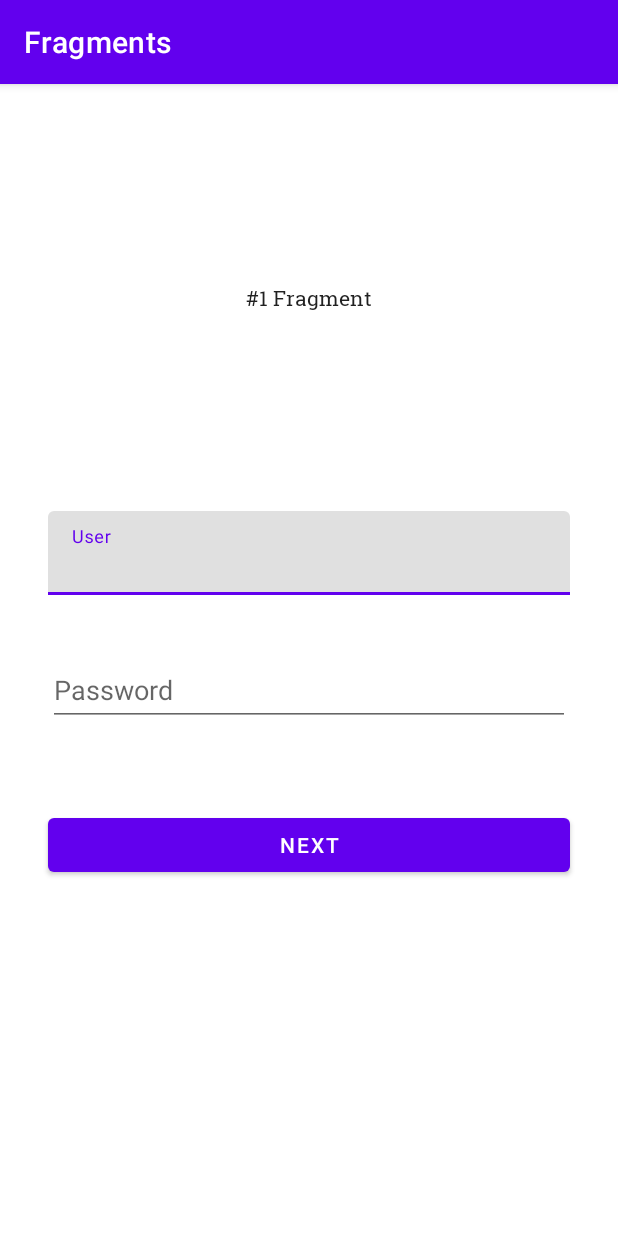
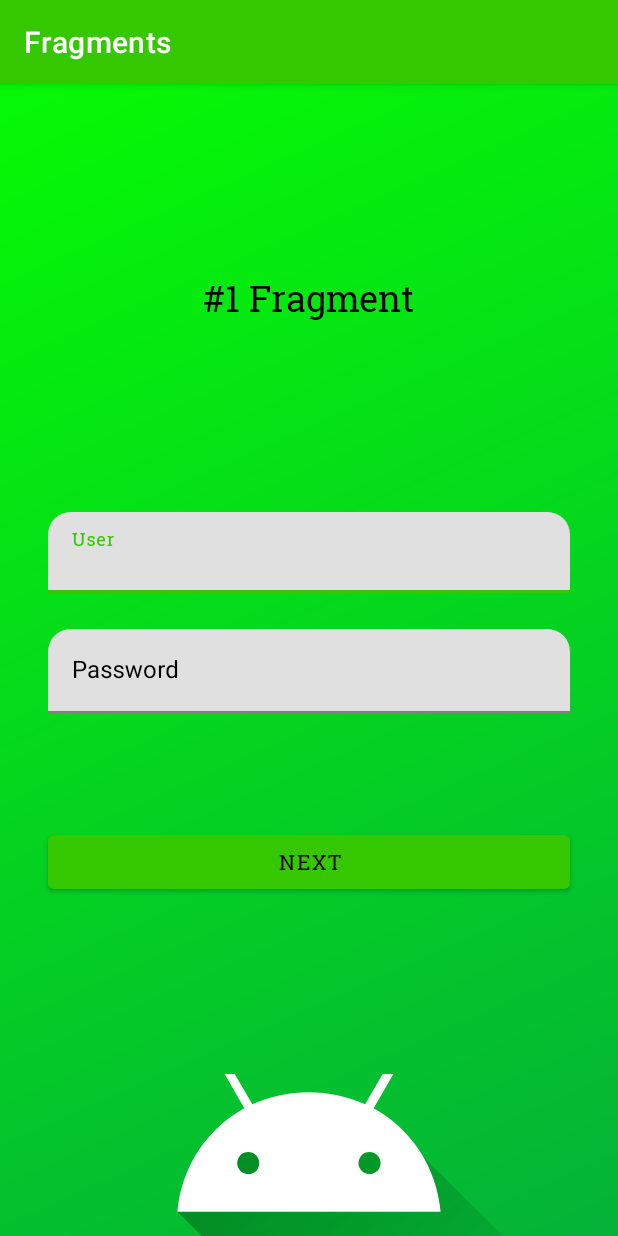
Before and after one commit to abressam/FragmentsChallenge, an Android app: the screen it shows after launch (MainActivity), on a phone screen of 412 x 824 dp. Run offline under Robolectric (Android 15) with nearby library versions, the phone set to English and light mode, and no system bars.

Commit message:
Updated theme colors and strings

```diff
--- /dev/null
+++ b/app/src/main/res/drawable/background.xml
@@ -0,0 +1,22 @@
+<vector xmlns:android="http://schemas.android.com/apk/res/android"
+    xmlns:aapt="http://schemas.android.com/aapt"
+    android:width="360dp"
+    android:height="800dp"
+    android:viewportWidth="360"
+    android:viewportHeight="800">
+  <path
+      android:pathData="M0,0h360v800h-360z">
+    <aapt:attr name="android:fillColor">
+      <gradient
+          android:startY="0"
+          android:startX="0"
+          android:endY="809.5"
+          android:endX="360"
+          android:type="linear">
+        <item android:offset="0" android:color="#FFFF0000"/>
+        <item android:offset="1E-4" android:color="#FF05FF00"/>
+        <item android:offset="1" android:color="#FF04AC3D"/>
+      </gradient>
+    </aapt:attr>
+  </path>
+</vector>
--- a/app/src/main/res/layout/fragment_first.xml
+++ b/app/src/main/res/layout/fragment_first.xml
@@ -6,25 +6,42 @@
     android:layout_height="match_parent"
     android:background="@android:color/background_light">
 
+    <ImageView
+        android:id="@+id/background"
+        android:layout_width="0dp"
+        android:layout_height="0dp"
+        android:contentDescription="@string/background_color_text"
+        android:scaleType="centerCrop"
+        app:layout_constraintBottom_toBottomOf="parent"
+        app:layout_constraintEnd_toEndOf="parent"
+        app:layout_constraintStart_toStartOf="parent"
+        app:layout_constraintTop_toTopOf="parent"
+        app:srcCompat="@drawable/background"
+        tools:ignore="ImageContrastCheck" />
+
     <TextView
         android:id="@+id/first_fragment"
+        style="@style/TextStyle"
         android:layout_width="wrap_content"
         android:layout_height="wrap_content"
         android:text="@string/first_fragment_text"
-        style="@style/TextStyle"
-        app:layout_constraintBottom_toTopOf="@+id/textInputLayout"
-        app:layout_constraintEnd_toEndOf="@+id/textInputLayout"
+        android:textSize="24sp"
+        app:layout_constraintBottom_toTopOf="@+id/user_input"
+        app:layout_constraintEnd_toEndOf="@+id/user_input"
         app:layout_constraintLeft_toLeftOf="parent"
         app:layout_constraintRight_toRightOf="parent"
-        app:layout_constraintStart_toStartOf="@+id/textInputLayout"
+        app:layout_constraintStart_toStartOf="@+id/user_input"
         app:layout_constraintTop_toTopOf="parent" />
 
     <com.google.android.material.textfield.TextInputLayout
-        android:id="@+id/textInputLayout"
+        android:id="@+id/user_input"
         android:layout_width="0dp"
         android:layout_height="wrap_content"
         android:layout_marginStart="32dp"
         android:layout_marginEnd="32dp"
+        android:textColorHint="@android:color/black"
+        app:boxCornerRadiusTopEnd="15dp"
+        app:boxCornerRadiusTopStart="15dp"
         app:layout_constraintBottom_toBottomOf="parent"
         app:layout_constraintEnd_toEndOf="parent"
         app:layout_constraintStart_toStartOf="parent"
@@ -33,39 +50,57 @@
 
         <com.google.android.material.textfield.TextInputEditText
             android:id="@+id/editText_first_fragment"
+            style="@style/TextStyle"
             android:layout_width="match_parent"
             android:layout_height="wrap_content"
             android:hint="@string/message_text"
             tools:ignore="TextContrastCheck" />
     </com.google.android.material.textfield.TextInputLayout>
 
+    <com.google.android.material.textfield.TextInputLayout
+        android:id="@+id/password_input"
+        android:layout_width="0dp"
+        android:layout_height="wrap_content"
+        android:layout_marginTop="24dp"
+        android:textColorHint="@android:color/black"
+        app:boxCornerRadiusTopEnd="15dp"
+        app:boxCornerRadiusTopStart="15dp"
+        app:layout_constraintEnd_toEndOf="@+id/user_input"
+        app:layout_constraintStart_toStartOf="@+id/user_input"
+        app:layout_constraintTop_toBottomOf="@+id/user_input">
+
+        <com.google.android.material.textfield.TextInputEditText
+            android:id="@+id/password"
+            android:layout_width="match_parent"
+            android:layout_height="wrap_content"
+            android:hint="@string/password_text"
+            tools:ignore="TextContrastCheck" />
+    </com.google.android.material.textfield.TextInputLayout>
+
     <Button
         android:id="@+id/next_fragment"
+        style="@style/TextStyle"
         android:layout_width="0dp"
         android:layout_height="wrap_content"
-        android:layout_marginTop="64dp"
         android:text="@string/button_next"
         app:layout_constraintBottom_toBottomOf="parent"
-        app:layout_constraintEnd_toEndOf="@+id/password"
-        app:layout_constraintHorizontal_bias="0.50"
-        app:layout_constraintStart_toStartOf="@+id/password"
-        app:layout_constraintTop_toBottomOf="@+id/textInputLayout"
-        app:layout_constraintVertical_bias="0.25" />
+        app:layout_constraintEnd_toEndOf="@+id/password_input"
+        app:layout_constraintStart_toStartOf="@+id/password_input"
+        app:layout_constraintTop_toBottomOf="@+id/password_input"
+        app:layout_constraintVertical_bias="0.25"
+        tools:ignore="TextContrastCheck" />
 
-    <EditText
-        android:id="@+id/password"
+    <ImageView
+        android:id="@+id/android_image"
         android:layout_width="0dp"
         android:layout_height="wrap_content"
-        android:layout_marginTop="16dp"
-        android:ems="10"
-        android:hint="@string/password_text"
-        android:inputType="textPassword"
-        android:minHeight="48dp"
-        app:layout_constraintBottom_toTopOf="@+id/next_fragment"
-        app:layout_constraintEnd_toEndOf="@+id/textInputLayout"
-        app:layout_constraintStart_toStartOf="@+id/textInputLayout"
-        app:layout_constraintTop_toBottomOf="@+id/textInputLayout"
-        app:layout_constraintVertical_bias="0.3"
-        android:importantForAutofill="no" />
+        android:scaleType="centerCrop"
+        app:layout_constraintBottom_toBottomOf="parent"
+        app:layout_constraintEnd_toEndOf="parent"
+        app:layout_constraintHorizontal_bias="0.0"
+        app:layout_constraintStart_toStartOf="parent"
+        app:srcCompat="@drawable/ic_launcher_foreground"
+        tools:ignore="ImageContrastCheck"
+        android:contentDescription="@string/android_image" />
 
 </androidx.constraintlayout.widget.ConstraintLayout>
--- a/app/src/main/res/layout/fragment_second.xml
+++ b/app/src/main/res/layout/fragment_second.xml
@@ -13,6 +13,7 @@
         android:layout_height="wrap_content"
         android:layout_marginTop="152dp"
         android:text="@string/second_fragment_text"
+        style="@style/TextStyle"
         app:layout_constraintEnd_toEndOf="@+id/textView"
         app:layout_constraintHorizontal_bias="0.571"
         app:layout_constraintStart_toStartOf="@+id/grettings"
@@ -25,6 +26,7 @@
         android:layout_marginStart="8dp"
         android:layout_marginBottom="24dp"
         android:text="@string/textview"
+        style="@style/TextStyle"
         app:layout_constraintBottom_toTopOf="@+id/welcome"
         app:layout_constraintEnd_toEndOf="@+id/welcome"
         app:layout_constraintHorizontal_bias="0.738"
@@ -36,6 +38,7 @@
         android:layout_height="wrap_content"
         android:layout_marginEnd="8dp"
         android:text="@string/grettings_text"
+        style="@style/TextStyle"
         app:layout_constraintBottom_toBottomOf="@+id/textView"
         app:layout_constraintEnd_toStartOf="@+id/textView"
         app:layout_constraintTop_toTopOf="@+id/textView" />
@@ -45,8 +48,10 @@
         android:layout_width="wrap_content"
         android:layout_height="wrap_content"
         android:text="@string/welcome_text"
+        style="@style/TextStyle"
         app:layout_constraintBottom_toBottomOf="parent"
         app:layout_constraintEnd_toEndOf="parent"
         app:layout_constraintStart_toStartOf="parent"
         app:layout_constraintTop_toTopOf="parent" />
+
 </androidx.constraintlayout.widget.ConstraintLayout>
--- a/app/src/main/res/values/strings.xml
+++ b/app/src/main/res/values/strings.xml
@@ -6,6 +6,8 @@
     <string name="second_fragment_text">#2 Fragment</string>
     <string name="textview">TextView</string>
     <string name="grettings_text">Hello,</string>
+    <string name="welcome_text">Welcome to Android!</string>
+    <string name="background_color_text">Background color</string>
+    <string name="android_image">Android Image</string>
     <string name="password_text">Password</string>
-    <string name="welcome_text">Welcome to Android!</string>
 </resources>
--- a/app/src/main/res/values/style.xml
+++ b/app/src/main/res/values/style.xml
@@ -2,5 +2,6 @@
 <resources>
     <style name="TextStyle" parent="TextAppearance.AppCompat">
         <item name="android:fontFamily">@font/roboto_slab</item>
+        <item name="android:textColor">@color/black</item>
     </style>
 </resources>
--- a/app/src/main/res/values/themes.xml
+++ b/app/src/main/res/values/themes.xml
@@ -2,9 +2,9 @@
     <!-- Base application theme. -->
     <style name="Theme.Fragments" parent="Theme.MaterialComponents.DayNight.DarkActionBar">
         <!-- Primary brand color. -->
-        <item name="colorPrimary">@color/purple_500</item>
-        <item name="colorPrimaryVariant">@color/purple_700</item>
-        <item name="colorOnPrimary">@color/white</item>
+        <item name="colorPrimary">#35C700</item>
+        <item name="colorPrimaryVariant">#198A00</item>
+        <item name="colorOnPrimary">@color/black</item>
         <!-- Secondary brand color. -->
         <item name="colorSecondary">@color/teal_200</item>
         <item name="colorSecondaryVariant">@color/teal_700</item>
```
